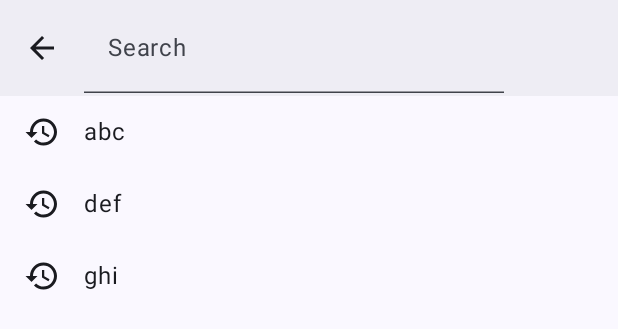
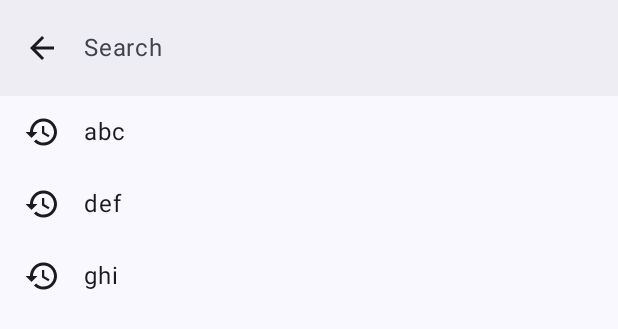
Before and after one commit to ywegel/svenska, an Android app built with Jetpack Compose: the @Preview function SearchScreenPreviewEmpty, on a phone screen of 412 x 824 dp. Shown: the top 329 px of the screen. Run offline under Robolectric (Android 15) with nearby library versions, the phone set to English and light mode, and no system bars; our stand-ins replace Dagger/Hilt's generated code; libraries missing offline, so code that uses them is left out: com.ramcosta.composedestinations.

Commit message:
improve search: - Style search input field

```diff
--- a/app/src/main/kotlin/de/ywegel/svenska/ui/search/SearchScreen.kt
+++ b/app/src/main/kotlin/de/ywegel/svenska/ui/search/SearchScreen.kt
@@ -12,6 +12,7 @@ import androidx.compose.foundation.layout.fillMaxWidth
 import androidx.compose.foundation.layout.padding
 import androidx.compose.foundation.lazy.LazyColumn
 import androidx.compose.foundation.lazy.items
+import androidx.compose.foundation.text.BasicTextField
 import androidx.compose.foundation.text.KeyboardActions
 import androidx.compose.foundation.text.KeyboardOptions
 import androidx.compose.material.icons.Icons
@@ -26,16 +27,17 @@ import androidx.compose.material3.Scaffold
 import androidx.compose.material3.SnackbarHost
 import androidx.compose.material3.SnackbarHostState
 import androidx.compose.material3.Text
-import androidx.compose.material3.TextField
-import androidx.compose.material3.TextFieldDefaults
 import androidx.compose.material3.TopAppBar
 import androidx.compose.material3.TopAppBarDefaults
 import androidx.compose.runtime.Composable
+import androidx.compose.runtime.LaunchedEffect
 import androidx.compose.runtime.getValue
 import androidx.compose.runtime.remember
 import androidx.compose.runtime.rememberCoroutineScope
 import androidx.compose.ui.Modifier
-import androidx.compose.ui.graphics.Color
+import androidx.compose.ui.focus.FocusManager
+import androidx.compose.ui.focus.FocusRequester
+import androidx.compose.ui.focus.focusRequester
 import androidx.compose.ui.platform.LocalContext
 import androidx.compose.ui.platform.LocalFocusManager
 import androidx.compose.ui.platform.LocalUriHandler
@@ -43,6 +45,7 @@ import androidx.compose.ui.res.stringResource
 import androidx.compose.ui.text.input.ImeAction
 import androidx.compose.ui.text.style.TextAlign
 import androidx.compose.ui.tooling.preview.Preview
+import androidx.compose.ui.tooling.preview.PreviewLightDark
 import androidx.hilt.navigation.compose.hiltViewModel
 import androidx.lifecycle.compose.collectAsStateWithLifecycle
 import com.ramcosta.composedestinations.annotation.Destination
@@ -226,28 +229,11 @@ private fun SearchToolbar(
     TopAppBar(
         colors = TopAppBarDefaults.topAppBarColors(containerColor = SvenskaTheme.colors.surfaceContainer),
         title = {
-            // TODO: Style
-            // TODO: search icon
-            TextField(
-                value = currentSearchQuery,
-                onValueChange = onSearchChanged,
-                label = { Text(stringResource(R.string.search_search_label)) },
-                colors = TextFieldDefaults.colors(
-                    focusedContainerColor = Color.Transparent,
-                    unfocusedContainerColor = Color.Transparent,
-                    disabledContainerColor = Color.Transparent,
-                    errorContainerColor = Color.Transparent,
-                ),
-                singleLine = true,
-                keyboardOptions = KeyboardOptions(
-                    imeAction = ImeAction.Search,
-                ),
-                keyboardActions = KeyboardActions(
-                    onSearch = {
-                        focusManager.clearFocus()
-                        onSearch(currentSearchQuery)
-                    },
-                ),
+            SearchTextField(
+                currentSearchQuery = currentSearchQuery,
+                focusManager = focusManager,
+                onSearchChanged = onSearchChanged,
+                onSearch = onSearch,
             )
         },
         navigationIcon = {
@@ -272,11 +258,53 @@ private fun SearchToolbar(
     )
 }
 
+@Composable
+private fun SearchTextField(
+    currentSearchQuery: String,
+    focusManager: FocusManager,
+    onSearchChanged: (String) -> Unit,
+    onSearch: (String) -> Unit,
+) {
+    val focusRequester = remember { FocusRequester() }
+
+    LaunchedEffect(Unit) {
+        focusRequester.requestFocus()
+    }
+
+    BasicTextField(
+        value = currentSearchQuery,
+        onValueChange = onSearchChanged,
+        modifier = Modifier.focusRequester(focusRequester),
+        textStyle = SvenskaTheme.typography.bodyLarge,
+        decorationBox = { innerTextField ->
+            if (currentSearchQuery.isEmpty()) {
+                Text(
+                    text = stringResource(R.string.search_search_label),
+                    style = SvenskaTheme.typography.bodyLarge.copy(
+                        color = SvenskaTheme.colors.onSurfaceVariant,
+                    ),
+                )
+            }
+            innerTextField()
+        },
+        singleLine = true,
+        keyboardOptions = KeyboardOptions(
+            imeAction = ImeAction.Search,
+        ),
+        keyboardActions = KeyboardActions(
+            onSearch = {
+                focusManager.clearFocus()
+                onSearch(currentSearchQuery)
+            },
+        ),
+    )
+}
+
 data class SearchScreenNavArgs(
     val containerId: Int? = null,
 )
 
-@Preview
+@PreviewLightDark
 @Composable
 private fun ToolbarPreviewEmpty() {
     SvenskaTheme {
--- a/app/src/main/res/values/strings.xml
+++ b/app/src/main/res/values/strings.xml
@@ -86,7 +86,6 @@
     <string name="containers_bonus_word_groups">Word Groups</string>
 
     <!-- # Overview # -->
-    <string name="overview_search">Search…</string> <!-- TODO: remove -->
     <string name="overview_search_no_searches">No searches yet</string>
 
 
```
Also changed, not shown: 1 other file.
